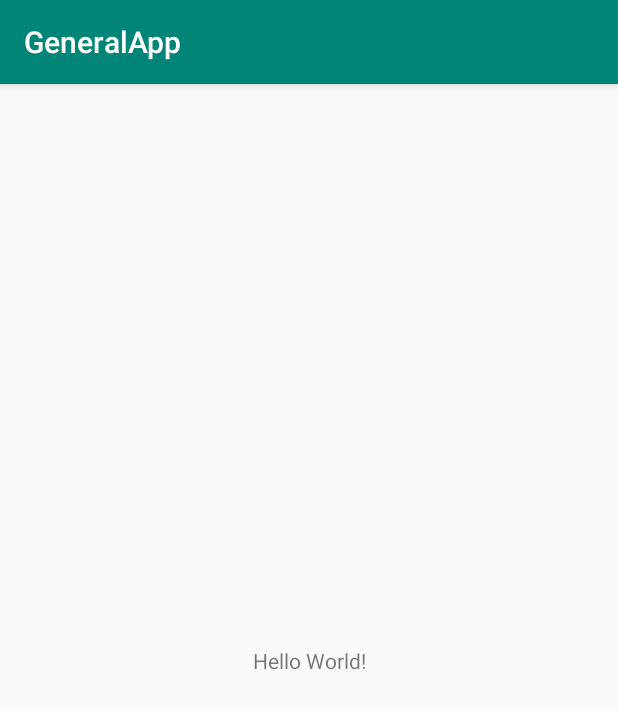
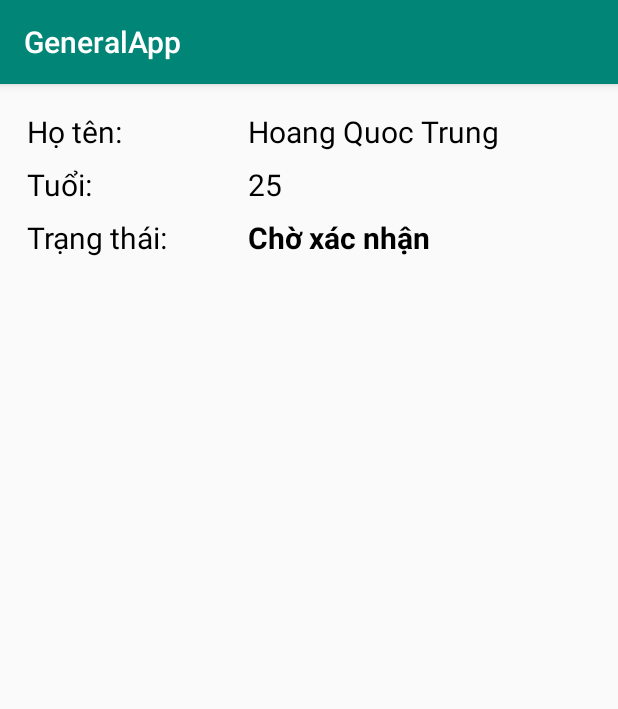
Before and after one commit to trunghq3101/general-app, an Android app: the screen it shows after launch (MainActivity), on a phone screen of 412 x 824 dp. Shown: the top 709 px of the screen. Run offline under Robolectric (Android 15) with nearby library versions, the phone set to English and light mode, and no system bars.

Commit message:
learn livedata

```diff
--- /dev/null
+++ b/app/src/main/java/com/trunghoang/generalapp/IUserDataSource.kt
@@ -0,0 +1,7 @@
+package com.trunghoang.generalapp
+
+import androidx.lifecycle.LiveData
+
+interface IUserDataSource {
+    fun getUser(id: String): LiveData<User>
+}
--- a/app/src/main/java/com/trunghoang/generalapp/MainActivity.kt
+++ b/app/src/main/java/com/trunghoang/generalapp/MainActivity.kt
@@ -1,12 +1,18 @@
 package com.trunghoang.generalapp
 
-import android.support.v7.app.AppCompatActivity
 import android.os.Bundle
+import androidx.appcompat.app.AppCompatActivity
 
 class MainActivity : AppCompatActivity() {
+    companion object {
+        const val TAG = "MainActivity"
+    }
 
     override fun onCreate(savedInstanceState: Bundle?) {
         super.onCreate(savedInstanceState)
         setContentView(R.layout.activity_main)
+        supportFragmentManager.beginTransaction()
+            .add(R.id.constraint_main, UserDetailFragment.newInstance())
+            .commit()
     }
 }
--- /dev/null
+++ b/app/src/main/java/com/trunghoang/generalapp/User.kt
@@ -0,0 +1,13 @@
+package com.trunghoang.generalapp
+
+data class User(
+    var name: String? = "",
+    var age: Int? = 0,
+    var gender: String? = "",
+    var friendStatus: String? = "Chưa kết bạn"
+) {
+    companion object {
+        const val MALE = "Male"
+        const val FEMALE = "Female"
+    }
+}
--- /dev/null
+++ b/app/src/main/java/com/trunghoang/generalapp/UserDetailFragment.kt
@@ -0,0 +1,41 @@
+package com.trunghoang.generalapp
+
+
+import android.os.Bundle
+import androidx.fragment.app.Fragment
+import android.view.LayoutInflater
+import android.view.View
+import android.view.ViewGroup
+import androidx.lifecycle.Observer
+import androidx.lifecycle.ViewModelProviders
+import kotlinx.android.synthetic.main.fragment_user_detail.*
+
+class UserDetailFragment : Fragment() {
+    private val userDetailViewModel by lazy {
+        ViewModelProviders.of(this)[UserDetailViewModel::class.java]
+    }
+
+    override fun onCreateView(
+        inflater: LayoutInflater, container: ViewGroup?,
+        savedInstanceState: Bundle?
+    ): View? {
+        return inflater.inflate(R.layout.fragment_user_detail, container, false)
+    }
+
+    override fun onViewCreated(view: View, savedInstanceState: Bundle?) {
+        userDetailViewModel.user.observe(this, Observer {
+            textName.text = it.name
+            textAge.text = it.age.toString()
+            textStatus.text = it.friendStatus
+        })
+        userDetailViewModel.loadUser(FAKE_ID)
+        userDetailViewModel.user.value =
+            userDetailViewModel.user.value?.copy(friendStatus = "Chờ xác nhận")
+    }
+
+    companion object {
+        const val FAKE_ID = "fakeID"
+        @JvmStatic
+        fun newInstance() = UserDetailFragment()
+    }
+}
--- /dev/null
+++ b/app/src/main/java/com/trunghoang/generalapp/UserDetailViewModel.kt
@@ -0,0 +1,16 @@
+package com.trunghoang.generalapp
+
+import androidx.lifecycle.MutableLiveData
+import androidx.lifecycle.ViewModel
+
+class UserDetailViewModel : ViewModel() {
+    val user = MutableLiveData<User>()
+
+    // Không nên khởi tạo repo như thế này trong thực tế
+    private val repository = UserRepository()
+
+    fun loadUser(id: String) {
+        // getUser(id) trả về LiveData<User>
+        user.value = repository.getUser(id).value
+    }
+}
--- /dev/null
+++ b/app/src/main/java/com/trunghoang/generalapp/UserRepository.kt
@@ -0,0 +1,9 @@
+package com.trunghoang.generalapp
+
+import androidx.lifecycle.MutableLiveData
+
+class UserRepository : IUserDataSource {
+    override fun getUser(id: String) = MutableLiveData<User>().apply {
+        value = User("Hoang Quoc Trung", 25)
+    }
+}
--- a/app/src/main/res/layout/activity_main.xml
+++ b/app/src/main/res/layout/activity_main.xml
@@ -1,19 +1,7 @@
 <?xml version="1.0" encoding="utf-8"?>
-<android.support.constraint.ConstraintLayout
-        xmlns:android="http://schemas.android.com/apk/res/android"
-        xmlns:tools="http://schemas.android.com/tools"
-        xmlns:app="http://schemas.android.com/apk/res-auto"
-        android:layout_width="match_parent"
-        android:layout_height="match_parent"
-        tools:context=".MainActivity">
-
-    <TextView
-            android:layout_width="wrap_content"
-            android:layout_height="wrap_content"
-            android:text="Hello World!"
-            app:layout_constraintBottom_toBottomOf="parent"
-            app:layout_constraintLeft_toLeftOf="parent"
-            app:layout_constraintRight_toRightOf="parent"
-            app:layout_constraintTop_toTopOf="parent"/>
-
-</android.support.constraint.ConstraintLayout>
+<androidx.constraintlayout.widget.ConstraintLayout xmlns:android="http://schemas.android.com/apk/res/android"
+    xmlns:tools="http://schemas.android.com/tools"
+    android:id="@+id/constraint_main"
+    android:layout_width="match_parent"
+    android:layout_height="match_parent"
+    tools:context=".MainActivity" />
--- /dev/null
+++ b/app/src/main/res/layout/fragment_user_detail.xml
@@ -0,0 +1,79 @@
+<?xml version="1.0" encoding="utf-8"?>
+<androidx.constraintlayout.widget.ConstraintLayout xmlns:android="http://schemas.android.com/apk/res/android"
+    xmlns:app="http://schemas.android.com/apk/res-auto"
+    xmlns:tools="http://schemas.android.com/tools"
+    android:id="@+id/constraintUserDetail"
+    android:layout_width="match_parent"
+    android:layout_height="match_parent"
+    tools:context=".UserDetailFragment"
+    android:padding="10dp">
+
+    <TextView
+        android:id="@+id/textName"
+        android:layout_width="wrap_content"
+        android:layout_height="wrap_content"
+        android:layout_marginStart="8dp"
+        android:layout_marginLeft="8dp"
+        android:layout_marginEnd="8dp"
+        android:layout_marginRight="8dp"
+        app:layout_constraintBaseline_toBaselineOf="@+id/textNameTitle"
+        app:layout_constraintEnd_toEndOf="parent"
+        app:layout_constraintHorizontal_bias="0.54"
+        app:layout_constraintStart_toEndOf="@+id/textNameTitle"
+        tools:text="Hoàng Quốc Trung" />
+
+    <TextView
+        android:id="@+id/textAge"
+        android:layout_width="wrap_content"
+        android:layout_height="wrap_content"
+        app:layout_constraintBaseline_toBaselineOf="@+id/textAgeTitle"
+        app:layout_constraintEnd_toEndOf="@+id/textName"
+        app:layout_constraintHorizontal_bias="0.0"
+        app:layout_constraintStart_toStartOf="@+id/textName"
+        tools:text="18 tuổi" />
+
+    <TextView
+        android:id="@+id/textNameTitle"
+        android:layout_width="wrap_content"
+        android:layout_height="wrap_content"
+        android:layout_marginStart="8dp"
+        android:layout_marginLeft="8dp"
+        android:layout_marginTop="8dp"
+        android:text="Họ tên: "
+        app:layout_constraintStart_toStartOf="parent"
+        app:layout_constraintTop_toTopOf="parent" />
+
+    <TextView
+        android:id="@+id/textAgeTitle"
+        android:layout_width="wrap_content"
+        android:layout_height="wrap_content"
+        android:layout_marginTop="8dp"
+        android:text="Tuổi:"
+        app:layout_constraintEnd_toEndOf="@+id/textNameTitle"
+        app:layout_constraintHorizontal_bias="0.0"
+        app:layout_constraintStart_toStartOf="@+id/textNameTitle"
+        app:layout_constraintTop_toBottomOf="@+id/textNameTitle" />
+
+    <TextView
+        android:id="@+id/textStatusTitle"
+        android:layout_width="wrap_content"
+        android:layout_height="wrap_content"
+        android:layout_marginTop="8dp"
+        android:text="Trạng thái:"
+        app:layout_constraintEnd_toEndOf="@+id/textAgeTitle"
+        app:layout_constraintHorizontal_bias="0.0"
+        app:layout_constraintStart_toStartOf="@+id/textAgeTitle"
+        app:layout_constraintTop_toBottomOf="@+id/textAgeTitle" />
+
+    <TextView
+        android:id="@+id/textStatus"
+        android:layout_width="wrap_content"
+        android:layout_height="wrap_content"
+        android:textStyle="bold"
+        app:layout_constraintBaseline_toBaselineOf="@+id/textStatusTitle"
+        app:layout_constraintEnd_toEndOf="@+id/textAge"
+        app:layout_constraintHorizontal_bias="0.0"
+        app:layout_constraintStart_toStartOf="@+id/textAge"
+        tools:text="Chờ chấp nhận" />
+
+</androidx.constraintlayout.widget.ConstraintLayout>
--- a/app/src/main/res/values/strings.xml
+++ b/app/src/main/res/values/strings.xml
@@ -1,3 +1,6 @@
 <resources>
     <string name="app_name">GeneralApp</string>
+
+    <!-- TODO: Remove or change this placeholder text -->
+    <string name="hello_blank_fragment">Hello blank fragment</string>
 </resources>
--- a/app/src/main/res/values/styles.xml
+++ b/app/src/main/res/values/styles.xml
@@ -6,6 +6,8 @@
         <item name="colorPrimary">@color/colorPrimary</item>
         <item name="colorPrimaryDark">@color/colorPrimaryDark</item>
         <item name="colorAccent">@color/colorAccent</item>
+        <item name="android:textColor">@android:color/black</item>
+        <item name="android:textSize">20sp</item>
     </style>
 
 </resources>
--- a/gradle.properties
+++ b/gradle.properties
@@ -13,3 +13,5 @@ org.gradle.jvmargs=-Xmx1536m
 # org.gradle.parallel=true
 # Kotlin code style for this project: "official" or "obsolete":
 kotlin.code.style=official
+android.useAndroidX=true
+android.enableJetifier=true
```
Also changed, not shown: app/build.gradle (+16 -6 lines), app/src/main/java/com/trunghoang/generalapp/BaseUserEditorViewModel.kt (added, +10 -0 lines), app/src/main/java/com/trunghoang/generalapp/CustomBindingAdapter.kt (added, +42 -0 lines), app/src/main/java/com/trunghoang/generalapp/UserEditorFragment.kt (added, +21 -0 lines), app/src/main/java/com/trunghoang/generalapp/UserEditorViewModel.kt (added, +26 -0 lines), app/src/main/res/layout/fragment_user_editor.xml (added, +78 -0 lines), 1 other file.
